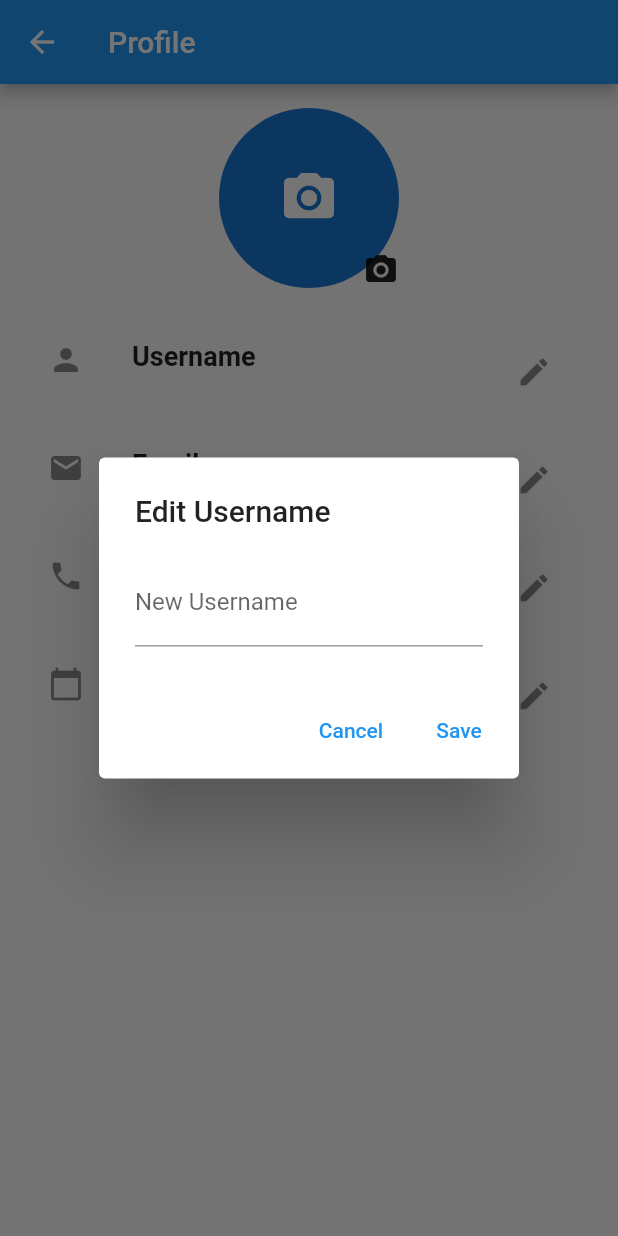
After one commit to DreamWorks90/HabitShare, a Flutter app: the ProfilePage screen opened directly, after a tap on the "edit" icon, on a phone screen of 412 x 824 dp. The commit adds this screen. Run offline on Flutter 3.47's test engine with Material 2 defaults, Android fonts, the phone set to English and light mode, and no system bars; our stand-ins replace contacts_service, flutter_local_notifications, flutter_redux, flutter_slidable, flutter_svg, google_fonts and 9 more; missing offline and left inert: animated_button_bar, flutter_barcode_scanner, flutter_rounded_date_picker, flutter_share, qr_code_scanner; accounts and stored records are empty; project files that could hold a hidden picture were left out.

Commit message:
ui design

```diff
--- a/lib/features/habits/habitlist/HabitList.dart
+++ b/lib/features/habits/habitlist/HabitList.dart
@@ -59,7 +59,7 @@ class _HabitListState extends State<HabitList> {
                 const SizedBox(width: 10),
                 // Add user name here (you can replace the placeholder with your logic)
                 Text(
-                  'User Name', // Replace 'User Name' with the actual user's name
+                  'App Bar', // Replace 'User Name' with the actual user's name
                   style: appbarTextStyle,
                 ),
               ],
--- /dev/null
+++ b/lib/features/settings/profile.dart
@@ -0,0 +1,223 @@
+import 'dart:io';
+
+import 'package:flutter/material.dart';
+import 'package:image_picker/image_picker.dart';
+import 'package:intl/intl.dart';
+
+class ProfilePage extends StatefulWidget {
+  const ProfilePage({Key? key}) : super(key: key);
+
+  @override
+  _ProfilePageState createState() => _ProfilePageState();
+}
+
+class _ProfilePageState extends State<ProfilePage> {
+  String username = '';
+  String email = '';
+  String phoneNumber = '';
+  DateTime? selectedDate;
+  bool isEditing = false;
+  File? _profileImageFile;
+
+  @override
+  Widget build(BuildContext context) {
+    return Scaffold(
+      appBar: AppBar(
+        title: const Text('Profile'),
+        backgroundColor: Colors.blue,
+        actions: [
+          if (isEditing)
+            TextButton(
+              onPressed: () {
+                // Handle save functionality
+                _saveChanges();
+              },
+              child: const Text('Save'),
+            ),
+        ],
+      ),
+      body: ListView(
+        padding: const EdgeInsets.all(16.0),
+        children: [
+          Container(
+            alignment: Alignment.center,
+            child: Stack(
+              alignment: Alignment.bottomRight,
+              children: [
+                if (_profileImageFile != null)
+                  CircleAvatar(
+                    radius: 60.0,
+                    backgroundImage: FileImage(_profileImageFile!),
+                  ),
+                if (_profileImageFile == null)
+                  GestureDetector(
+                    onTap: () => _pickImage(),
+                    child: const CircleAvatar(
+                      radius: 60.0,
+                      child: Icon(
+                        Icons.camera_alt,
+                        size: 40.0,
+                      ),
+                    ),
+                  ),
+                if (!isEditing)
+                  IconButton(
+                    icon: const Icon(Icons.camera_alt),
+                    padding: const EdgeInsets.only(top: 30, left: 30),
+                    onPressed: () {
+                      _editProfilePicture();
+                    },
+                  ),
+              ],
+            ),
+          ),
+          const SizedBox(height: 20.0),
+          _buildProfileInfo('Username', username, Icons.person),
+          _buildProfileInfo('Email', email, Icons.email),
+          _buildProfileInfo('Phone Number', phoneNumber, Icons.phone),
+          _buildProfileInfo(
+            'Date of Birth',
+            selectedDate != null
+                ? DateFormat('yyyy-MM-dd').format(selectedDate!)
+                : 'Not set',
+            Icons.calendar_today,
+          ),
+          const SizedBox(height: 20.0),
+          if (isEditing)
+            ElevatedButton(
+              onPressed: () => _selectDate(context),
+              child: const Text('Select Date of Birth'),
+            ),
+        ],
+      ),
+    );
+  }
+
+  Widget _buildProfileInfo(String label, String value, IconData leadingIcon) {
+    return ListTile(
+      leading: Icon(leadingIcon),
+      title: isEditing
+          ? TextFormField(
+              initialValue: value,
+              onChanged: (newValue) {
+                setState(() {
+                  value = newValue;
+                });
+              },
+              decoration: InputDecoration(
+                labelText: label,
+              ),
+            )
+          : Text(
+              label,
+              style: const TextStyle(
+                fontSize: 18.0,
+                fontWeight: FontWeight.bold,
+              ),
+            ),
+      subtitle: isEditing
+          ? const SizedBox()
+          : Text(
+              value,
+              style: const TextStyle(
+                fontSize: 18.0,
+              ),
+            ),
+      trailing: isEditing
+          ? null
+          : IconButton(
+              icon: const Icon(Icons.edit),
+              onPressed: () {
+                _editField(label, value, leadingIcon);
+              },
+            ),
+    );
+  }
+
+  Future<void> _selectDate(BuildContext context) async {
+    final DateTime? pickedDate = await showDatePicker(
+      context: context,
+      initialDate: selectedDate ?? DateTime.now(),
+      firstDate: DateTime(1900),
+      lastDate: DateTime.now(),
+    );
+
+    if (pickedDate != null && pickedDate != selectedDate) {
+      setState(() {
+        selectedDate = pickedDate;
+      });
+    }
+  }
+
+  void _editField(String label, String value, IconData leadingIcon) {
+    showDialog(
+      context: context,
+      builder: (BuildContext context) {
+        String updatedValue = value;
+
+        return AlertDialog(
+          title: Text('Edit $label'),
+          content: TextFormField(
+            initialValue: value,
+            onChanged: (newValue) {
+              updatedValue = newValue;
+            },
+            decoration: InputDecoration(labelText: 'New $label'),
+          ),
+          actions: [
+            TextButton(
+              onPressed: () {
+                Navigator.of(context).pop();
+              },
+              child: const Text('Cancel'),
+            ),
+            TextButton(
+              onPressed: () {
+                setState(() {
+                  _updateValue(label, updatedValue);
+                });
+                Navigator.of(context).pop();
+              },
+              child: const Text('Save'),
+            ),
+          ],
+        );
+      },
+    );
+  }
+
+  void _updateValue(String label, String updatedValue) {
+    switch (label) {
+      case 'Username':
+        username = updatedValue;
+        break;
+      case 'Email':
+        email = updatedValue;
+        break;
+      case 'Phone Number':
+        phoneNumber = updatedValue;
+        break;
+    }
+  }
+
+  void _saveChanges() {
+    setState(() {
+      isEditing = false;
+    });
+  }
+
+  Future<void> _pickImage() async {
+    final pickedFile =
+        await ImagePicker().pickImage(source: ImageSource.gallery);
+
+    if (pickedFile != null) {
+      setState(() {
+        _profileImageFile = File(pickedFile.path);
+      });
+    }
+  }
+
+  void _editProfilePicture() {
+    _pickImage();
+  }
+}
--- a/lib/main.dart
+++ b/lib/main.dart
@@ -1,3 +1,4 @@
+import 'package:HabitShare/features/splash/SplashPage.dart';
 import 'package:HabitShare/features/tabs/HabitShareTabs.dart';
 import 'package:flutter/material.dart';
 import 'package:flutter_redux/flutter_redux.dart';
```
Also changed, not shown: lib/Constants.dart (+6 -3 lines), lib/features/settings/Settings.dart (+99 -90 lines), lib/features/splash/SplashPage.dart (+43 -14 lines), pubspec.yaml (+8 -7 lines), assets/fonts/Poppins-Light.ttf (added), 1 other file.
